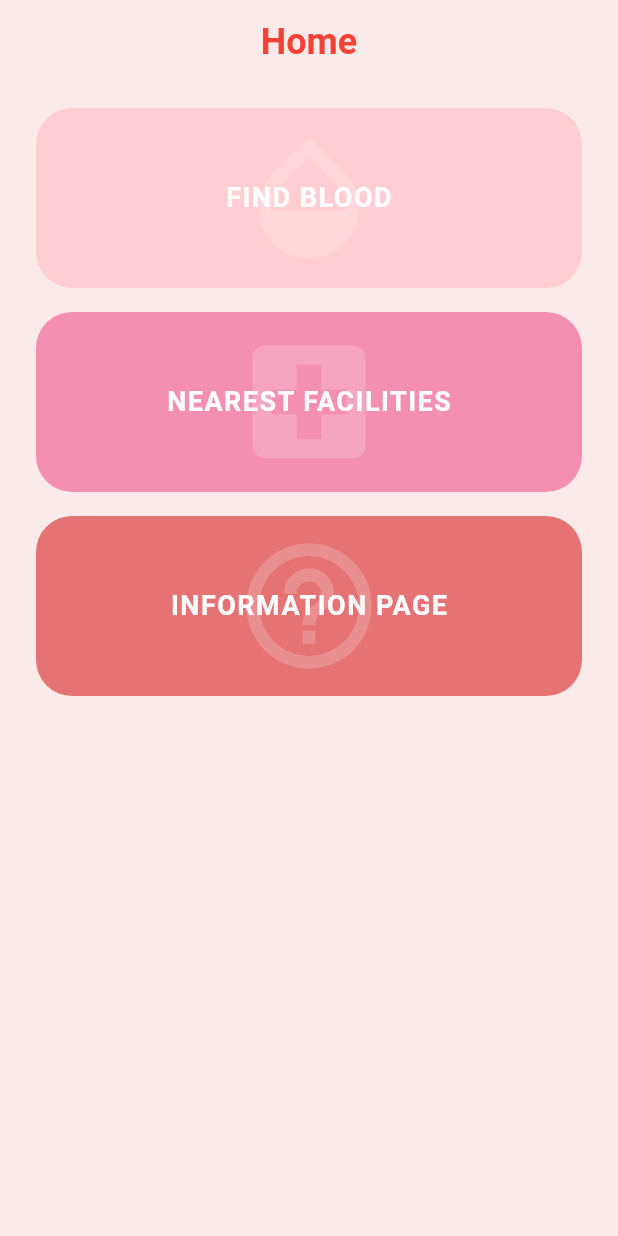
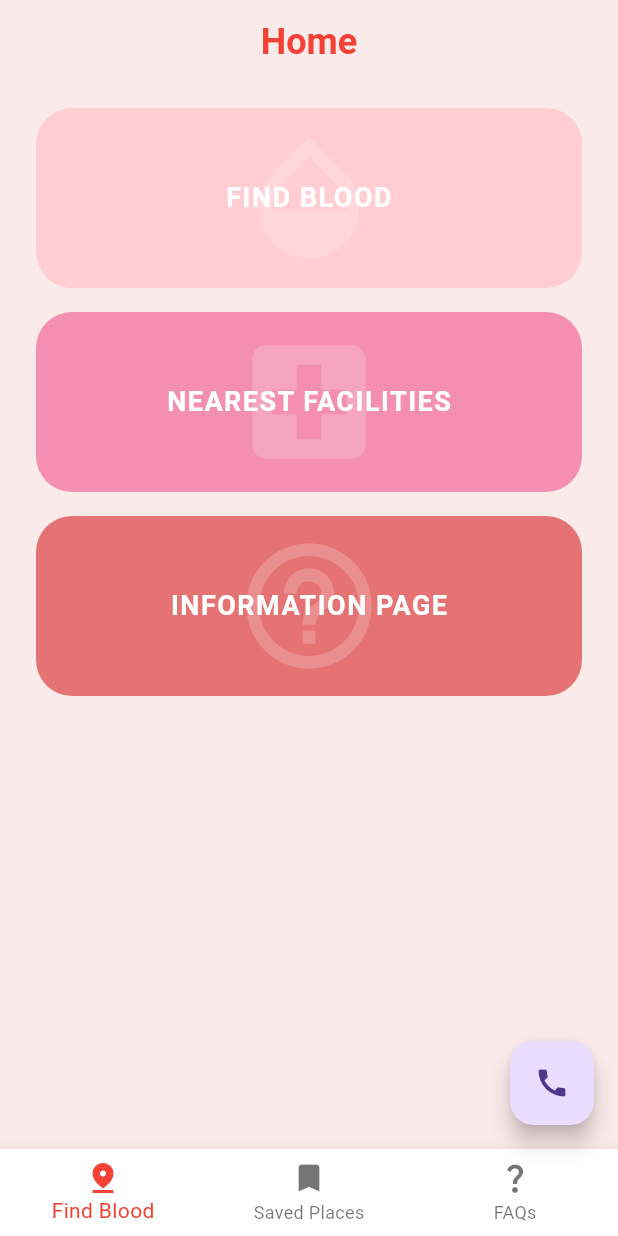
Before and after one commit to rjmichellejayme/sandugo, a Flutter app: the screen it shows after launch, on a phone screen of 412 x 824 dp. Run offline on Flutter 3.47's test engine with Material 3 defaults, Android fonts, the phone set to English and light mode, and no system bars; our stand-ins replace flutter_map, geolocator, google_maps_flutter, latlong2, permission_handler, sliding_up_panel.

Commit message:
Integrated Bottom Navigation Bar
Fully Functional Bottom Navigation Bar and AppBar
 - Connected with:
- FindBloodPage
- HomePage
- Facilities Page

```diff
--- a/lib/HomePage.dart
+++ b/lib/HomePage.dart
@@ -1,8 +1,15 @@
 import 'package:flutter/material.dart';
+import 'package:sandugo/navbar.dart';
 import 'FindBloodPage.dart';
 
 class Homepage extends StatefulWidget {
-  const Homepage({super.key});
+  final VoidCallback? onFindBloodTap;
+  final VoidCallback? onNearestFacilitiesTap;
+  final VoidCallback? onInformationPageTap;
+  const Homepage({super.key,
+                this.onFindBloodTap,
+                this.onNearestFacilitiesTap,
+                this.onInformationPageTap});
 
   @override
   State<Homepage> createState() => _HomepageState();
@@ -13,41 +20,24 @@ class _HomepageState extends State<Homepage> {
   Widget build(BuildContext context) {
     return Scaffold(
       backgroundColor: const Color(0xFFFBEAEA),
-      appBar: AppBar(
-        backgroundColor: Colors.transparent,
-        elevation: 0,
-        centerTitle: true,
-        title: const Text(
-          'Home',
-          style: TextStyle(
-            fontWeight: FontWeight.bold,
-            color: Colors.red,
-            fontSize: 24,
-          ),
-        ),
-      ),
       body: Padding(
-        padding: const EdgeInsets.symmetric(horizontal: 24.0, vertical: 16),
+        padding: const EdgeInsets.symmetric(
+          horizontal: 24.0,
+          vertical: 16),
         child: Column(
           children: [
             _buildHomeButton(
               color: const Color(0xFFFFCDD2),
               icon: Icons.opacity,
               text: 'FIND BLOOD',
-              onTap: () {
-                Navigator.push(
-                  context,
-                  MaterialPageRoute(
-                      builder: (context) => const FindBloodPage()),
-                );
-              },
+              onTap: widget.onFindBloodTap ?? (){},
             ),
             const SizedBox(height: 16),
             _buildHomeButton(
               color: const Color(0xFFF48FB1),
               icon: Icons.local_hospital,
-              text: 'NEAREST FACILITIES',
-              onTap: () {
+              text: 'NEAREST FACILITIES' ,
+              onTap: widget.onNearestFacilitiesTap ?? () {
                 // Navigate to Nearest Facilities Page
               },
             ),
@@ -56,7 +46,7 @@ class _HomepageState extends State<Homepage> {
               color: const Color(0xFFE57373),
               icon: Icons.help_outline,
               text: 'INFORMATION PAGE',
-              onTap: () {
+              onTap: widget.onInformationPageTap ?? () {
                 // Navigate to Information Page
               },
             ),
--- a/lib/MapResults.dart
+++ b/lib/MapResults.dart
@@ -1,5 +1,5 @@
 import 'package:flutter/material.dart';
-import 'hospital_data.dart;
+import 'hospital_data.dart';
 import 'package:geolocator/geolocator.dart';
 
 class HospitalResultsModal extends StatelessWidget {
--- a/lib/NearestFacilities.dart
+++ b/lib/NearestFacilities.dart
@@ -78,7 +78,6 @@ class _FacilitiesPage extends State<FacilitiesPage> {
   Widget build(BuildContext context) {
     return Scaffold(
       appBar: AppBar(
-        title: Text('SanDUGO Home'),
         actions: [
           IconButton(
             icon: Icon(Icons.map),
--- a/lib/main.dart
+++ b/lib/main.dart
@@ -20,7 +20,7 @@
       theme: ThemeData(
         primarySwatch: Colors.blue,
       ),
-      home: Homepage(),
+      home: BottomNavBar(),
     );
   }
 }
--- a/lib/navbar.dart
+++ b/lib/navbar.dart
@@ -1,4 +1,5 @@
 import 'package:flutter/material.dart';
+import 'package:sandugo/FindBloodPage.dart';
 import 'package:sandugo/HomePage.dart';
 import 'package:sandugo/NearestFacilities.dart';
 import 'package:sandugo/main.dart';
@@ -12,39 +13,102 @@ class BottomNavBar extends StatefulWidget {
 
 class _BottomNavBarState extends State<BottomNavBar> {
   int _currentIndex = 0;
+   bool _isFirstLoad = true;
+   bool _showNearestFacilities= false;
+
 
   List<Widget> widgetOptions = <Widget>[
-    FacilitiesPage(),
+    FindBloodPage(),
     Text("Saved Places"),
-    Text("Information"), //For now cuz Empty pa ung account page
-    Homepage(), //Home Page
+    Text("Information"),
+  ];
+
+  final List<String> pageTitles = [
+    "Filters",
+    "Saved Places",
+    "FAQs",
   ];
 
   //Function to select on List
   void _onItemTap(int index) {
     setState(() {
       _currentIndex = index;
+      _isFirstLoad = false;
+      _showNearestFacilities = false;
     });
   }
 
   @override
   Widget build(BuildContext context) {
+    //Determine Which Page to load
+    Widget bodyContent;
+    if (_showNearestFacilities) {
+      bodyContent = FacilitiesPage();
+    } else if (_isFirstLoad) {
+      bodyContent = Homepage(
+        onFindBloodTap: () {
+          setState(() {
+            _currentIndex = 0; // FindBloodPage
+            _isFirstLoad = false;
+          });
+        },
+        onNearestFacilitiesTap: () {
+          setState(() {
+            _showNearestFacilities = true;
+          });
+        },
+        onInformationPageTap: () {
+          setState(() {
+            _currentIndex = 2; // Information
+            _isFirstLoad = false;
+          });
+        },
+      );
+    } else {
+      bodyContent = widgetOptions.elementAt(_currentIndex);
+    }
+
     return Scaffold(
       appBar: AppBar(
-        title: const Text("SanDUGO"),
-        backgroundColor: const Color.fromARGB(255, 255, 255, 255),
-        leading: IconButton(
-          icon: const Icon(Icons.home),
-          tooltip: "Go Home",
-          onPressed: () {
-            Navigator.of(context).push(
-              MaterialPageRoute(builder: (_) => Homepage()),
-            );
-          },
+        backgroundColor: const Color(0xFFFBEAEA),
+        elevation: 0,
+        centerTitle: true,
+        // Changing Page Titles depending on the pages
+        title: Text(
+          _showNearestFacilities
+          ? "Nearest Facilities"
+          : _isFirstLoad
+            ? "Home"
+            : pageTitles[_currentIndex],
+
+            style: TextStyle(
+            fontWeight: FontWeight.bold,
+            color: Colors.red,
+            fontSize: 24,
+          ),
+          textAlign: TextAlign.center,
+
         ),
+        //Back Button only if not on Home
+        leading: (_isFirstLoad && !_showNearestFacilities)
+          ? null
+          : IconButton(
+              icon: const Icon(Icons.arrow_back),
+              tooltip: "Home",
+              onPressed: () {
+                setState(() {
+                if (_showNearestFacilities) {
+                  _showNearestFacilities = false;
+                  _isFirstLoad = true;
+                } else {
+                  _isFirstLoad = true;
+                }
+                });
+              },
+            ),
       ),
       body: Center(
-        child: widgetOptions.elementAt(_currentIndex),
+        child: bodyContent,
       ),
       floatingActionButton: FloatingActionButton(
         child: Icon(Icons.call),
@@ -54,12 +118,14 @@ class _BottomNavBarState extends State<BottomNavBar> {
         },
       ),
       bottomNavigationBar: BottomNavigationBar(
+        selectedItemColor: Colors.red,
         backgroundColor: Color(Colors.white.value),
         items: const [
           BottomNavigationBarItem(
             icon: Icon(Icons.pin_drop_outlined),
             activeIcon: Icon(Icons.pin_drop_sharp),
             label: "Find Blood",
+
           ),
           BottomNavigationBarItem(
             icon: Icon(Icons.bookmark_outlined),
@@ -69,7 +135,7 @@ class _BottomNavBarState extends State<BottomNavBar> {
           BottomNavigationBarItem(
             icon: Icon(Icons.question_mark_outlined),
             activeIcon: Icon(Icons.question_mark_sharp),
-            label: "Information",
+            label: "FAQs",
           ),
         ],
         currentIndex: _currentIndex,
--- a/pubspec.yaml
+++ b/pubspec.yaml
@@ -36,14 +36,15 @@ dependencies:
   google_maps_flutter: ^2.0.6
   permission_handler: ^10.2.0
   url_launcher: ^6.0.9
-  flutter_map: ^6.1.0
-  latlong2: ^0.9.0
+  flutter_map: ^8.1.1
+  latlong2: ^0.9.1
   geolocator: ^10.1.0
   sliding_up_panel: ^2.0.0+1
 
   # The following adds the Cupertino Icons font to your application.
   # Use with the CupertinoIcons class for iOS style icons.
   cupertino_icons: ^1.0.8
+  flutter_map_cancellable_tile_provider: ^3.1.0
 
 dev_dependencies:
   flutter_test:
```
Also changed, not shown: lib/FindBloodPage.dart (+2 -12 lines), pubspec.lock.
